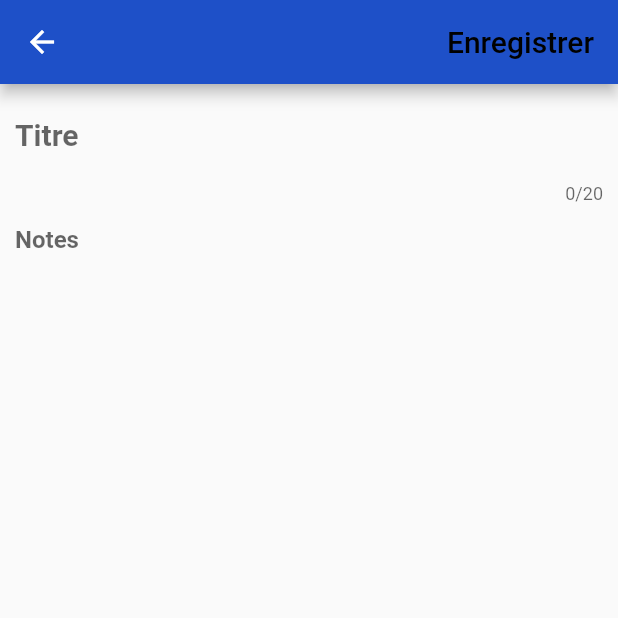
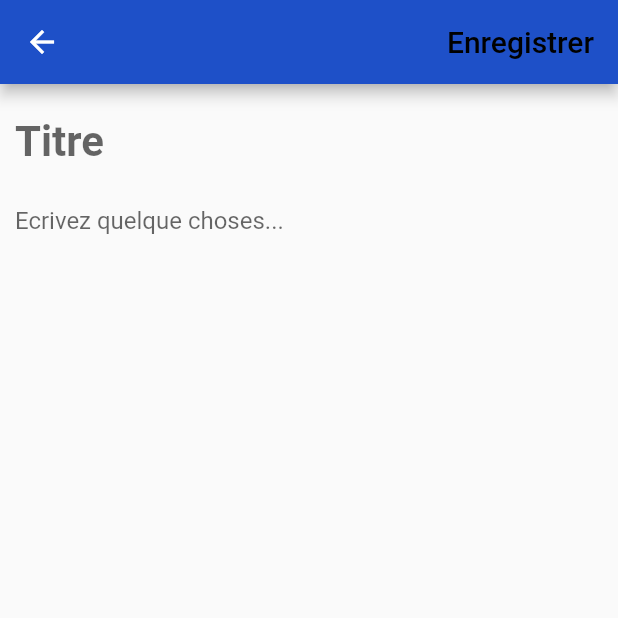
Before and after one commit to mooosmad/keep-note, a Flutter app: the screen it shows after launch, after a tap on the "add" icon, on a phone screen of 412 x 824 dp, the top half of it. Run offline on Flutter 3.47's test engine with Material 2 defaults, Android fonts, the phone set to English and light mode, and no system bars; our stand-ins replace sqflite; accounts and stored records are empty.

Commit message:
add new feature

```diff
--- a/notes/lib/ajouterNotes.dart
+++ b/notes/lib/ajouterNotes.dart
@@ -3,16 +3,17 @@ import 'package:notes/data/notes.dart';
 import 'package:notes/data/notesDatabase.dart';
 import 'package:flutter/cupertino.dart';
 
-class AjouteNote extends StatefulWidget{
+class AjouteNote extends StatefulWidget {
   @override
-  State<StatefulWidget>createState(){
+  State<StatefulWidget> createState() {
     return _AjouterNote();
   }
 }
 
 class _AjouterNote extends State<AjouteNote> {
-  var titre ;
+  var titre;
   var note;
+  var id;
   List<DataNotes>? menotes = []; //pour gerer l'actualisation
   List<DataNotes>? compteur = []; //pour gerer les id uniques
   @override
@@ -22,19 +23,17 @@ class _AjouterNote extends State<AjouteNote> {
         backgroundColor: Color.fromRGBO(30, 80, 200, 1),
         actions: [
           FlatButton(
-              onPressed: (){
+              onPressed: () {
                 Navigator.pop(context);
-             setState((){
-               if (titre != null && note != null ) {
+                setState(() {
+                  if (titre != null && note != null) {
                     NotesDataBase.instance.insertNote(
                       DataNotes(
-                       id: compteur!.isEmpty
-                           ? 1
-                           : (compteur?[compteur!.length - 1].id)! + 1,
+                        id: id,
                         titre: titre.toUpperCase(),
                         note: note,
                         j: datetoday().day,
-                       m:datetoday().month,
+                        m: datetoday().month,
                         y: datetoday().year,
                         heure: datetoday().hour,
                         minute: datetoday().minute,
@@ -42,7 +41,8 @@ class _AjouterNote extends State<AjouteNote> {
                     );
                   }
                 });
-          }, child: Text(
+              },
+              child: Text(
                 'Enregistrer',
                 style: TextStyle(
                   fontSize: 20,
@@ -61,43 +61,39 @@ class _AjouterNote extends State<AjouteNote> {
                   child: TextField(
                     decoration: InputDecoration(
                       hintText: 'Titre',
-                      hintStyle: TextStyle(
-                        fontSize: 20,
+                      border: InputBorder.none,
+                    ),
+                    style: TextStyle(
+                        fontSize: 28.0,
                         fontWeight: FontWeight.bold,
-                      ),
-                      border : InputBorder.none,
-                    ),
+                        color: Colors.black),
+                    keyboardType: TextInputType.multiline,
+                    maxLines: 1,
                     onChanged: (t) {
                       setState(() {
                         titre = t;
                       });
                     },
-                    keyboardType: TextInputType.text,
-                    obscureText: false,
-                    maxLength: 20,
-                    maxLines: 1,
-                    autocorrect: true,
                   ),
                 ),
                 Container(
                   child: TextField(
                     decoration: InputDecoration(
-                      hintText: 'Notes',
-                      hintStyle: TextStyle(
-                        fontSize: 16,
-                        fontWeight: FontWeight.bold,
+                      hintText: 'Ecrivez quelque choses...',
+                      border: InputBorder.none,
                     ),
-                      border : InputBorder.none,
+                    style: TextStyle(
+                      color: Colors.black,
                     ),
+                    keyboardType: TextInputType.multiline,
+                    maxLines: null,
                     onChanged: (n) {
                       setState(() {
                         note = n;
                       });
                     },
-                    keyboardType: TextInputType.text,
-                    autocorrect: true,
                   ),
-                )
+                ),
               ],
             ),
           ),
@@ -110,5 +106,4 @@ class _AjouterNote extends State<AjouteNote> {
     DateTime t = DateTime.now();
     return t;
   }
-
 }
--- a/notes/lib/data/notes.dart
+++ b/notes/lib/data/notes.dart
@@ -1,30 +1,29 @@
-
 class DataNotes {
-  int id = 0;
-  String titre = '';
-  String note = '';
-  int j = 0;
-  int m = 0;
-  int y = 0;
-  int heure = 0;
-  int minute = 0;
+  int? id ;
+  String? titre;
+  String? note;
+  int? j;
+  int? m ;
+  int? y ;
+  int? heure ;
+  int? minute ;
   DataNotes(
       {int? id,
         String? titre,
-        String ?note,
+        String? note,
         int? j,
         int? m,
         int? y,
         int? heure,
         int? minute}) {
-    this.id = id!;
-    this.titre = titre!;
-    this.note = note!;
-    this.heure = heure!;
-    this.minute = minute!;
-    this.j = j!;
-    this.m = m!;
-    this.y = y!;
+    this.id = id;
+    this.titre = titre;
+    this.note = note;
+    this.heure = heure;
+    this.minute = minute;
+    this.j = j;
+    this.m = m;
+    this.y = y;
   }
 
 
--- a/notes/lib/data/notesDatabase.dart
+++ b/notes/lib/data/notesDatabase.dart
@@ -21,13 +21,13 @@ class NotesDataBase {
   initDB() async {
     WidgetsFlutterBinding.ensureInitialized();
     return await openDatabase(
-      join(await getDatabasesPath(), "database_notes.db"),
+      join(await getDatabasesPath(), "datab_note.db"),
       onCreate: (db, i) {
         return db.execute(
-          "CREATE TABLE note(id INT, titre TEXT,note TEXT,name TEXT,jour INT,mois INT,annee INT,heure INT,minute INT)",
+          "CREATE TABLE note(id INTEGER PRIMARY KEY AUTOINCREMENT, titre TEXT,note TEXT,name TEXT,jour INT,mois INT,annee INT,heure INT,minute INT)",
         );
       },
-      version: 1,
+      version: 2,
     );
   }
 
@@ -46,7 +46,7 @@ class NotesDataBase {
       "note",
       dataNotes.toMap(),
       where: "id=?",
-      whereArgs: [dataNotes.titre],
+      whereArgs: [dataNotes.id],
     );
   }
 
@@ -64,7 +64,7 @@ class NotesDataBase {
     List<Map<String, dynamic>> maps = await tdb.query("note");
     List<DataNotes> mesnotes = List.generate(
       maps.length,
-          (index) {
+      (index) {
         return DataNotes.fromMap(maps[index]);
       },
     );
@@ -78,5 +78,4 @@ class NotesDataBase {
     */
     return mesnotes;
   }
-
 }
```
Also changed, not shown: notes/lib/main.dart (+37 -22 lines), notes/lib/modifierNotes.dart (+8 -6 lines), 10 other files. Lines whose indentation alone changed are shown as unchanged.
